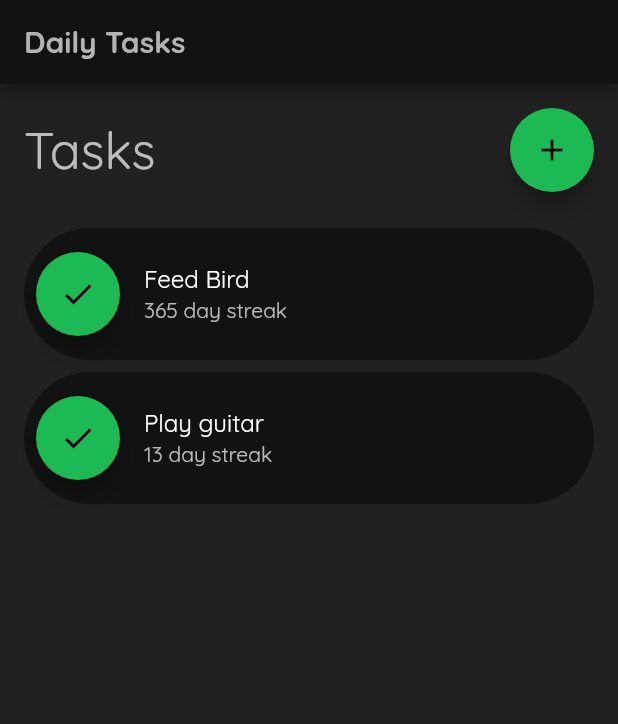
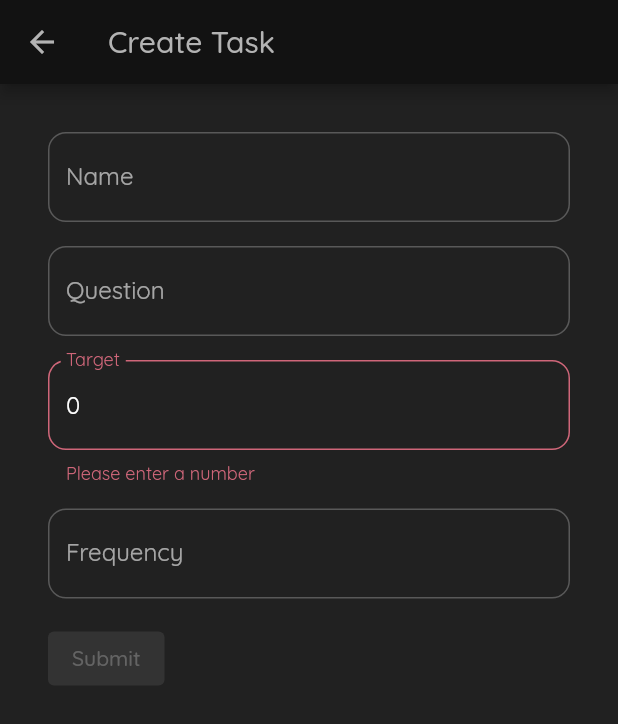
Before and after one commit to valivia/TodoApp, a Flutter app: the screen it shows after launch, after a tap on the "add" icon, on a phone screen of 412 x 824 dp. Shown: the top 724 px of the screen. Run offline on Flutter 3.47's test engine with Material 2 defaults, Android fonts, the phone set to English and light mode, and no system bars.

Commit message:
✨ Foundation for create task form

```diff
--- /dev/null
+++ b/lib/views/create.dart
@@ -0,0 +1,81 @@
+import 'package:flutter/material.dart';
+
+class CreateTaskForm extends StatefulWidget {
+  const CreateTaskForm({Key? key}) : super(key: key);
+
+  @override
+  State<CreateTaskForm> createState() => _CreateTaskFormState();
+}
+
+class _CreateTaskFormState extends State<CreateTaskForm> {
+  final _formKey = GlobalKey<FormState>();
+
+  static const formBorder = OutlineInputBorder(
+    borderRadius: BorderRadius.all(Radius.circular(12.0)),
+  );
+
+  @override
+  Widget build(BuildContext context) {
+    return Form(
+      key: _formKey,
+      child: Wrap(
+        runSpacing: 16.0,
+        children: <Widget>[
+          // Name
+          TextFormField(
+            decoration: const InputDecoration(
+              labelText: 'Name',
+              hintText: 'E.g. Pushups',
+              border: formBorder,
+            ),
+          ),
+          // Question
+          TextFormField(
+            decoration: const InputDecoration(
+              labelText: 'Question',
+              hintText: 'E.g. Did you do your daily pushups?',
+              border: formBorder,
+            ),
+          ),
+          // Target
+          TextFormField(
+            initialValue: "0",
+            keyboardType: TextInputType.number,
+            decoration: const InputDecoration(
+              labelText: 'Target',
+              hintText: 'E.g. 10',
+              errorText: "Please enter a number",
+              border: formBorder,
+            ),
+          ),
+          // Frequency
+          TextFormField(
+            keyboardType: TextInputType.number,
+            decoration: const InputDecoration(
+              labelText: 'Frequency',
+              hintText: 'Every X days',
+              border: formBorder,
+            ),
+          ),
+          // Submit
+          const ElevatedButton(onPressed: null, child: Text('Submit')),
+        ],
+      ),
+    );
+  }
+}
+
+class CreateTaskView extends StatelessWidget {
+  const CreateTaskView({Key? key}) : super(key: key);
+
+  @override
+  Widget build(BuildContext context) {
+    return Scaffold(
+      appBar: AppBar(title: const Text('Create Task')),
+      body: const Padding(
+        padding: EdgeInsets.all(32.0),
+        child: CreateTaskForm(),
+      ),
+    );
+  }
+}
--- a/lib/widgets/task.dart
+++ b/lib/widgets/task.dart
@@ -1,4 +1,5 @@
 import 'package:flutter/material.dart';
+import 'package:todo_flutter/views/create.dart';
 import 'package:todo_flutter/views/task.dart';
 
 class Task {
@@ -63,7 +64,10 @@ class TaskListWidget extends StatelessWidget {
             const Spacer(),
             FloatingActionButton(
               heroTag: 'addTask',
-              onPressed: () => {},
+              onPressed: () => Navigator.push(
+                context,
+                MaterialPageRoute(builder: (context) => const CreateTaskView()),
+              ),
               tooltip: 'add',
               child: const Icon(Icons.add),
             ),
```
